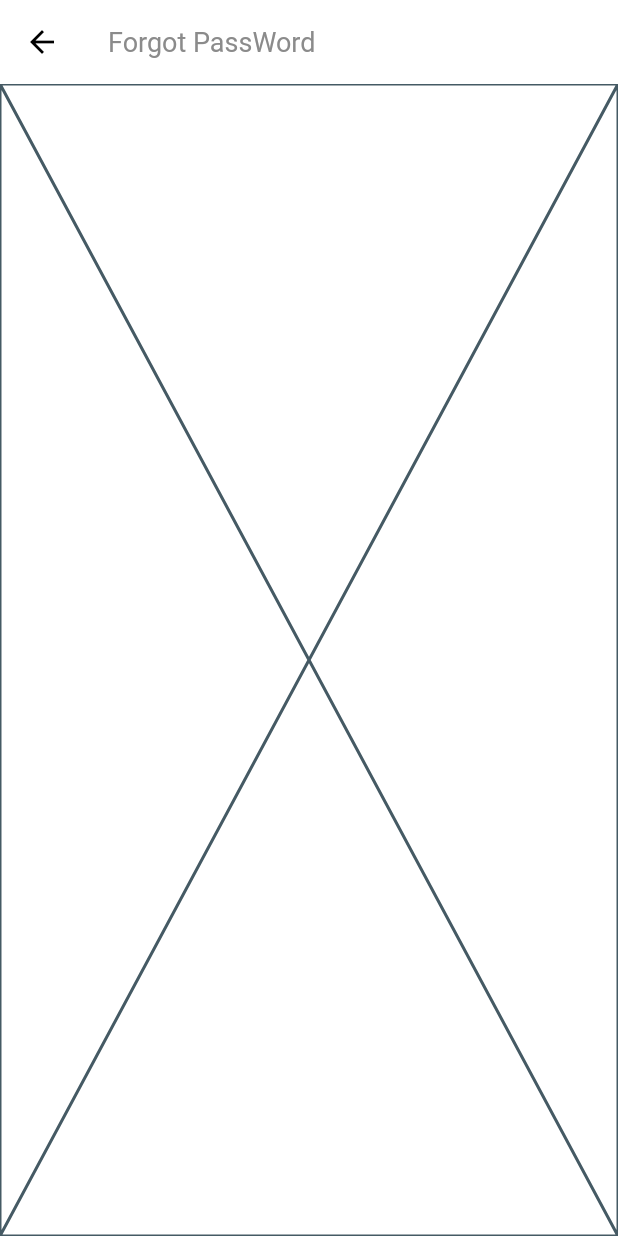
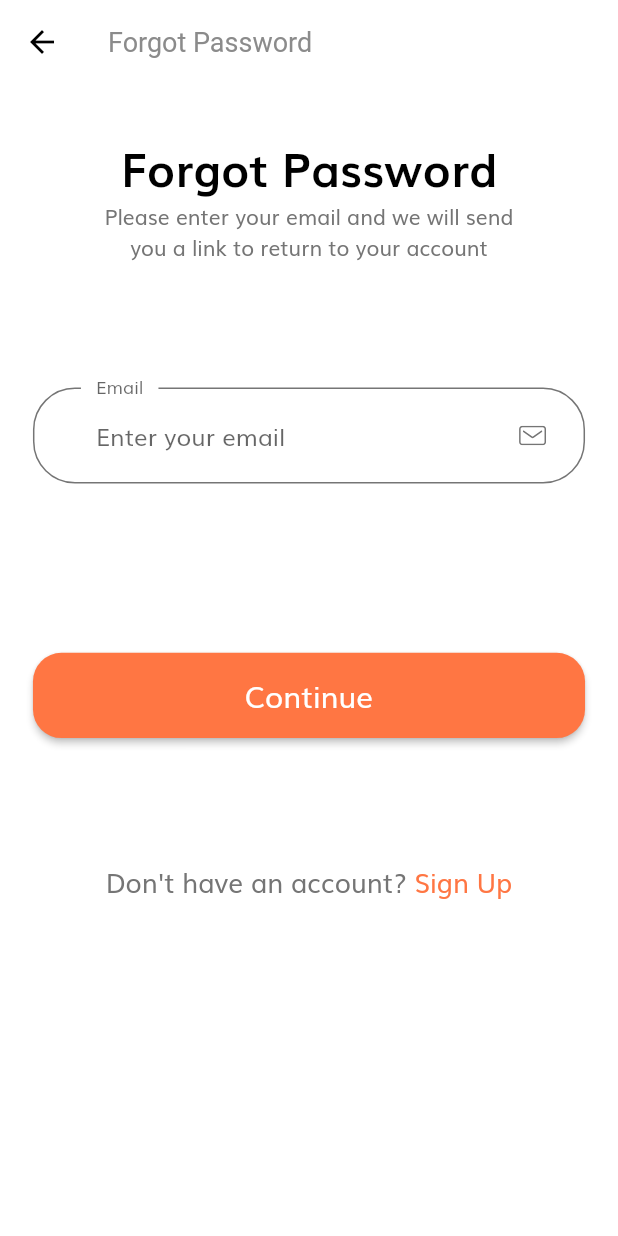
Before and after one commit to hieuconstructor/e_commerce_flutter, a Flutter app: the ForgotPasswordScreen screen opened by its route, on a phone screen of 412 x 824 dp. Run offline on Flutter 3.47's test engine with Material 2 defaults, Android fonts, the phone set to English and light mode, and no system bars; our stand-ins replace flutter_svg.

Commit message:
Add screen forgot password and screen login success

```diff
--- a/lib/components/default_button.dart
+++ b/lib/components/default_button.dart
@@ -5,7 +5,7 @@ import '../size_config.dart';
 
 class DefaultButton extends StatelessWidget {
   const DefaultButton({
-    Key? key,
+    super.key,
     required this.text,
     required this.onPressed,
   });
@@ -16,15 +16,15 @@ class DefaultButton extends StatelessWidget {
   @override
   Widget build(BuildContext context) {
     return SizedBox(
-      width: getProportionateScreenWidth(200),
-      height: getProportionateScreenHeight(30),
+      width: double.infinity,
+      height: getProportionateScreenHeight(56),
       child: ElevatedButton(
         onPressed: onPressed,
         style: ButtonStyle(
           backgroundColor: MaterialStateProperty.all<Color>(kPrimaryColor),
           shape: MaterialStateProperty.all<RoundedRectangleBorder>(
             RoundedRectangleBorder(
-              borderRadius: BorderRadius.circular(15.0),
+              borderRadius: BorderRadius.circular(19.0),
             ),
           ),
         ),
--- a/lib/components/no_account_text.dart
+++ b/lib/components/no_account_text.dart
@@ -1,5 +1,4 @@
 import 'package:e_commerce_flutter/constants.dart';
-import 'package:e_commerce_flutter/screen/forgot_password/forgot_password_screen.dart';
 import 'package:e_commerce_flutter/size_config.dart';
 import 'package:flutter/material.dart';
 
@@ -14,12 +13,11 @@ class NoAccountText extends StatelessWidget {
       mainAxisAlignment: MainAxisAlignment.center,
       children: [
         Text(
-          "Don't have an account?",
+          "Don't have an account? ",
           style: TextStyle(fontSize: getProportionateScreenWidth(16)),
         ),
         GestureDetector(
-          onTap: () => Navigator.popAndPushNamed(
-              context, ForgotPasswordScreen.routeName),
+          onTap: () {},
           child: Text(
             "Sign Up",
             style: TextStyle(
--- a/lib/main.dart
+++ b/lib/main.dart
@@ -1,5 +1,4 @@
 import 'package:e_commerce_flutter/routs.dart';
-import 'package:e_commerce_flutter/screen/sign_in/sign_in_screen.dart';
 import 'package:e_commerce_flutter/theme.dart';
 import 'package:flutter/material.dart';
 
@@ -19,7 +18,7 @@ class MyApp extends StatelessWidget {
       debugShowCheckedModeBanner: false,
       title: 'Flutter Demo',
       theme: theme(),
-      initialRoute: SignInScreen.routeName,
+      initialRoute: SplashScreen.routeName,
       routes: routes,
     );
   }
--- a/lib/routs.dart
+++ b/lib/routs.dart
@@ -1,4 +1,5 @@
 import 'package:e_commerce_flutter/screen/forgot_password/forgot_password_screen.dart';
+import 'package:e_commerce_flutter/screen/login_success/login_success_screen.dart';
 import 'package:e_commerce_flutter/screen/sign_in/sign_in_screen.dart';
 import 'package:e_commerce_flutter/screen/splash/splash_screen.dart';
 import 'package:flutter/widgets.dart';
@@ -7,4 +8,5 @@ final Map<String, WidgetBuilder> routes = {
   SplashScreen.routeName: (context) => const SplashScreen(),
   SignInScreen.routeName: (context) => const SignInScreen(),
   ForgotPasswordScreen.routeName: (context) => const ForgotPasswordScreen(),
+  LoginSuccessScreen.routeName: (context) => const LoginSuccessScreen(),
 };
--- a/lib/screen/forgot_password/components/body.dart
+++ b/lib/screen/forgot_password/components/body.dart
@@ -1,3 +1,9 @@
+import 'package:e_commerce_flutter/components/custom_surfix_icon.dart';
+import 'package:e_commerce_flutter/components/default_button.dart';
+import 'package:e_commerce_flutter/components/form_error.dart';
+import 'package:e_commerce_flutter/components/no_account_text.dart';
+import 'package:e_commerce_flutter/constants.dart';
+import 'package:e_commerce_flutter/size_config.dart';
 import 'package:flutter/material.dart';
 
 class Body extends StatelessWidget {
@@ -5,6 +11,106 @@ class Body extends StatelessWidget {
 
   @override
   Widget build(BuildContext context) {
-    return const Placeholder();
+    return SizedBox(
+      width: double.infinity,
+      child: SingleChildScrollView(
+        child: Padding(
+          padding:
+              EdgeInsets.symmetric(horizontal: getProportionateScreenWidth(20)),
+          child: Column(
+            children: [
+              SizedBox(height: SizeConfig.screenHeight * 0.04),
+              Text(
+                "Forgot Password",
+                style: TextStyle(
+                  fontSize: getProportionateScreenWidth(28),
+                  color: Colors.black,
+                  fontWeight: FontWeight.bold,
+                ),
+              ),
+              const Text(
+                "Please enter your email and we will send \nyou a link to return to your account",
+                textAlign: TextAlign.center,
+              ),
+              SizedBox(height: SizeConfig.screenHeight * 0.1),
+              ForgotPassForm(),
+            ],
+          ),
+        ),
+      ),
+    );
   }
 }
+
+class ForgotPassForm extends StatefulWidget {
+  const ForgotPassForm({super.key});
+
+  @override
+  State<ForgotPassForm> createState() => _ForgotPassFormState();
+}
+
+class _ForgotPassFormState extends State<ForgotPassForm> {
+  final _formKey = GlobalKey<FormState>();
+  List<String> errors = [];
+  late String email;
+
+  @override
+  Widget build(BuildContext context) {
+    return Form(
+      key: _formKey,
+      child: Column(
+        children: [
+          TextFormField(
+            keyboardType: TextInputType.emailAddress,
+            onSaved: (newValue) => email = newValue!,
+            onChanged: (value) {
+              if (value.isNotEmpty && errors.contains(kEmailNullError)) {
+                setState(() {
+                  errors.remove(kEmailNullError);
+                });
+              } else if (emailValidatorRegExp.hasMatch(value) &&
+                  errors.contains(kInvalidEmailError)) {
+                setState(() {
+                  errors.remove(kInvalidEmailError);
+                });
+              }
+            },
+            validator: (value) {
+              if (value == null ||
+                  value.isEmpty && !errors.contains(kEmailNullError)) {
+                setState(() {
+                  errors.add(kEmailNullError);
+                });
+              } else if (!emailValidatorRegExp.hasMatch(value) &&
+                  !errors.contains(kInvalidEmailError)) {
+                setState(() {
+                  errors.add(kInvalidEmailError);
+                });
+              }
+              return null;
+            },
+            decoration: const InputDecoration(
+              labelText: "Email",
+              hintText: "Enter your email",
+              floatingLabelBehavior: FloatingLabelBehavior.always,
+              suffixIcon: CustomSurffixIcon(
+                svgIcon: "assets/icons/Mail.svg",
+              ),
+            ),
+          ),
+          SizedBox(height: getProportionateScreenHeight(30)),
+          FormError(errors: errors),
+          SizedBox(height: SizeConfig.screenHeight * 0.1),
+          DefaultButton(
+            text: "Continue",
+            onPressed: () {
+              if (_formKey.currentState!.validate()) {}
+            },
+          ),
+          SizedBox(height: SizeConfig.screenHeight * 0.1),
+          NoAccountText(),
+        ],
+      ),
+    );
+  }
+}
--- a/lib/screen/forgot_password/forgot_password_screen.dart
+++ b/lib/screen/forgot_password/forgot_password_screen.dart
@@ -13,7 +13,7 @@ class ForgotPasswordScreen extends StatelessWidget {
 
     return Scaffold(
       appBar: AppBar(
-        title: Text("Forgot PassWord"),
+        title: Text("Forgot Password"),
       ),
       body: Body(),
     );
--- a/lib/screen/sign_in/components/body.dart
+++ b/lib/screen/sign_in/components/body.dart
@@ -1,11 +1,8 @@
 import 'package:e_commerce_flutter/components/no_account_text.dart';
-import 'package:e_commerce_flutter/constants.dart';
-import 'package:e_commerce_flutter/screen/forgot_password/forgot_password_screen.dart';
 import 'package:e_commerce_flutter/screen/sign_in/components/sign_form.dart';
 import 'package:e_commerce_flutter/components/socal_card.dart';
 import 'package:e_commerce_flutter/size_config.dart';
 import 'package:flutter/material.dart';
-import 'package:flutter_svg/svg.dart';
 
 class Body extends StatelessWidget {
   const Body({super.key});
--- a/lib/screen/sign_in/components/sign_form.dart
+++ b/lib/screen/sign_in/components/sign_form.dart
@@ -1,3 +1,5 @@
+import 'package:e_commerce_flutter/screen/forgot_password/forgot_password_screen.dart';
+import 'package:e_commerce_flutter/screen/login_success/login_success_screen.dart';
 import 'package:e_commerce_flutter/size_config.dart';
 import 'package:flutter/material.dart';
 
@@ -45,9 +47,13 @@ class SignFormState extends State<SignForm> {
               ),
               Text('Remember me'),
               Spacer(),
-              Text(
-                "Forgot Password",
-                style: TextStyle(decoration: TextDecoration.underline),
+              GestureDetector(
+                onTap: () => Navigator.popAndPushNamed(
+                    context, ForgotPasswordScreen.routeName),
+                child: const Text(
+                  "Forgot Password",
+                  style: TextStyle(decoration: TextDecoration.underline),
+                ),
               ),
             ],
           ),
@@ -61,6 +67,8 @@ class SignFormState extends State<SignForm> {
                 // If the form is valid, display a snackbar. In the real world,
                 // you'd often call a server or save the information in a database.
                 _formKey.currentState!.save();
+                Navigator.popAndPushNamed(
+                    context, LoginSuccessScreen.routeName);
               }
             },
           )
@@ -84,7 +92,7 @@ class SignFormState extends State<SignForm> {
             errors.remove(kInvalidEmailError);
           });
         }
-        return null;
+        return;
       },
       validator: (value) {
         if (value == null ||
@@ -92,11 +100,13 @@ class SignFormState extends State<SignForm> {
           setState(() {
             errors.add(kEmailNullError);
           });
+          return "";
         } else if (!emailValidatorRegExp.hasMatch(value) &&
             !errors.contains(kInvalidEmailError)) {
           setState(() {
             errors.add(kInvalidEmailError);
           });
+          return "";
         }
         return null;
       },
@@ -125,7 +135,7 @@ class SignFormState extends State<SignForm> {
             errors.remove(kShortPassError);
           });
         }
-        return null;
+        return;
       },
       validator: (value) {
         if (value == null ||
@@ -133,10 +143,12 @@ class SignFormState extends State<SignForm> {
           setState(() {
             errors.add(kPassNullError);
           });
+          return "";
         } else if (value.length < 8 && !errors.contains(kShortPassError)) {
           setState(() {
             errors.add(kShortPassError);
           });
+          return "";
         }
         return null;
       },
```
Also changed, not shown: lib/screen/login_success/components/body.dart (added, +41 -0 lines), lib/screen/login_success/login_success_screen.dart (added, +21 -0 lines).
